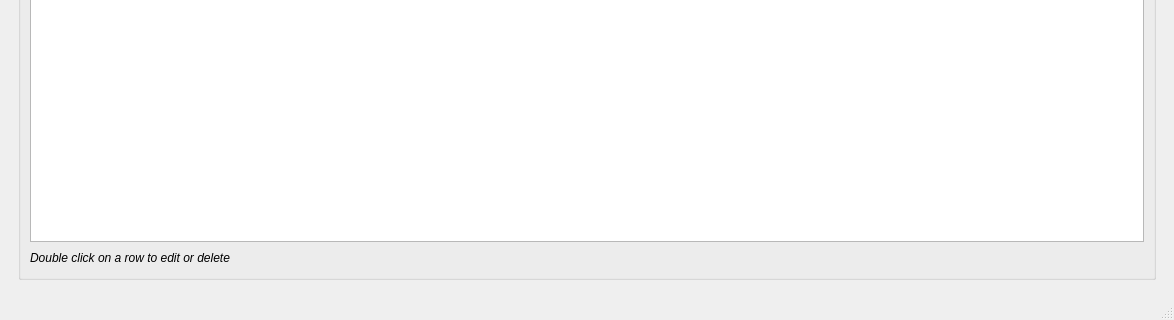
develer-staff/pyuac, file src/pyuac_browse.ui: the form before one commit; both pictures show x 0 to 1174 and y 380 to 700 of the 1174 by 700 pixel window.
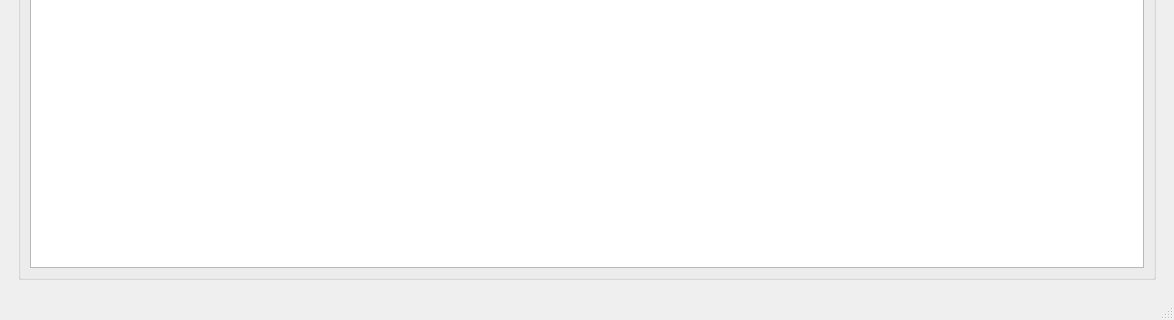
The form after the commit. The open tabs and pages were chosen to show the change. Icons and pictures are not drawn.

Commit message: Eliminate le righe di info sotto le tabelle nella TimeBrowseWindow.

```diff
--- a/src/pyuac_browse.ui
+++ b/src/pyuac_browse.ui
@@ -139,8 +139,8 @@
         <rect>
          <x>0</x>
          <y>0</y>
-         <width>1156</width>
-         <height>565</height>
+         <width>1166</width>
+         <height>569</height>
         </rect>
        </property>
        <layout class="QHBoxLayout" name="horizontalLayout_4" >
@@ -215,44 +215,6 @@
              </property>
             </widget>
            </item>
-           <item>
-            <layout class="QHBoxLayout" name="_4" >
-             <property name="spacing" >
-              <number>6</number>
-             </property>
-             <property name="margin" >
-              <number>0</number>
-             </property>
-             <item>
-              <widget class="QLabel" name="labelInfo" >
-               <property name="font" >
-                <font>
-                 <italic>true</italic>
-                </font>
-               </property>
-               <property name="text" >
-                <string>Double click on a row to edit or delete</string>
-               </property>
-               <property name="alignment" >
-                <set>Qt::AlignCenter</set>
-               </property>
-              </widget>
-             </item>
-             <item>
-              <spacer name="horizontalSpacer" >
-               <property name="orientation" >
-                <enum>Qt::Horizontal</enum>
-               </property>
-               <property name="sizeHint" stdset="0" >
-                <size>
-                 <width>40</width>
-                 <height>20</height>
-                </size>
-               </property>
-              </spacer>
-             </item>
-            </layout>
-           </item>
           </layout>
           <zorder>tableTimereg</zorder>
           <zorder></zorder>
```
Left out of the diff: 40 changed lines with no effect on the pictures.
